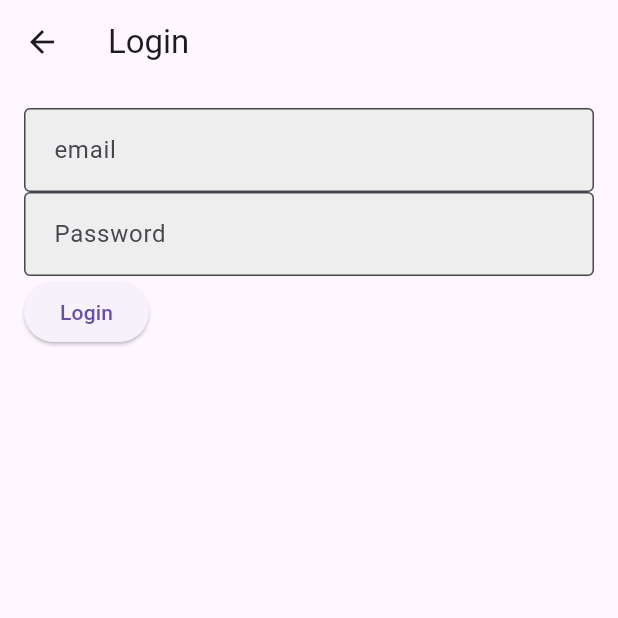
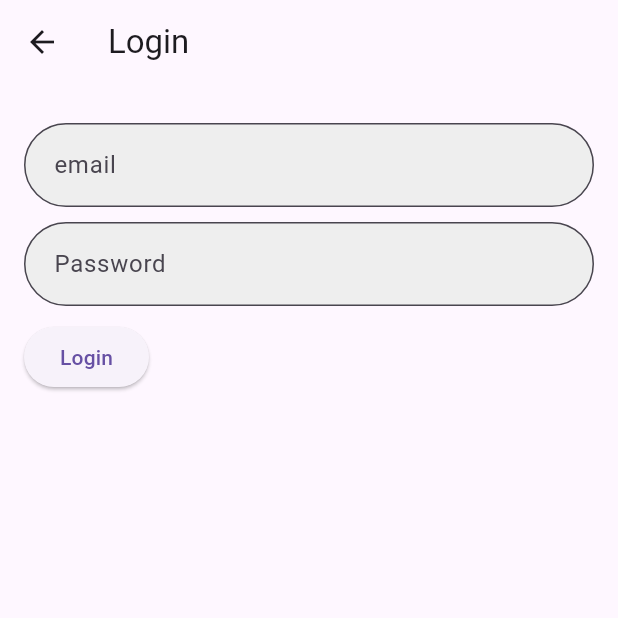
Before and after one commit to amorags/ItHappensMobile, a Flutter app: the LoginView screen opened directly, on a phone screen of 412 x 824 dp, the top half of it. Run offline on Flutter 3.47's test engine with Material 3 defaults, Android fonts, the phone set to English and light mode, and no system bars; our stand-ins replace flutter_bloc, freezed_annotation, shared_preferences; accounts and stored records are empty; network calls fail.

Commit message:
JSM_style

```diff
--- a/lib/views/login_view.dart
+++ b/lib/views/login_view.dart
@@ -45,11 +45,14 @@ class _LoginFormState extends State<LoginForm> {
         child: Column(
           crossAxisAlignment: CrossAxisAlignment.start,
           children: <Widget>[
+            SizedBox(height: 10),
             TextFormField(
               controller: _emailController,
               decoration: InputDecoration(
                 labelText: "email",
-                border: OutlineInputBorder(),
+                border: OutlineInputBorder(
+                borderRadius: BorderRadius.circular(30)
+                ),
                 filled: true,
                 fillColor: Colors.grey[200],
                 contentPadding: EdgeInsets.all(16.0),
@@ -61,11 +64,14 @@ class _LoginFormState extends State<LoginForm> {
                 return null;
               },
             ),
+            SizedBox(height: 10),
             TextFormField(
               controller: _passwordController,
               decoration: InputDecoration(
                 labelText: 'Password',
-                border: OutlineInputBorder(),
+                border: OutlineInputBorder(
+                borderRadius: BorderRadius.circular(30)
+                ),
                 filled: true,
                 fillColor: Colors.grey[200],
                 contentPadding: EdgeInsets.all(16.0),
@@ -77,6 +83,7 @@ class _LoginFormState extends State<LoginForm> {
                 return null;
               },
             ),
+            SizedBox(height: 10),
             ElevatedButton(
               onPressed: () {
                 if(_formKey.currentState!.validate()) {
```
Also changed, not shown: lib/views/ithappens_app.dart (+8 -9 lines).
